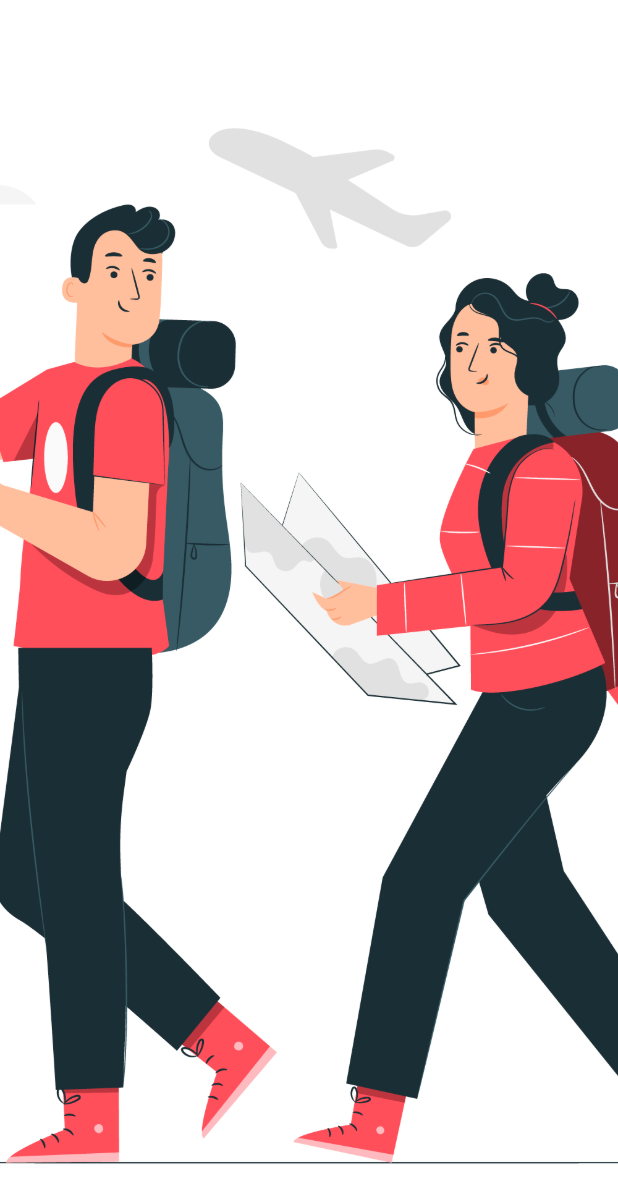
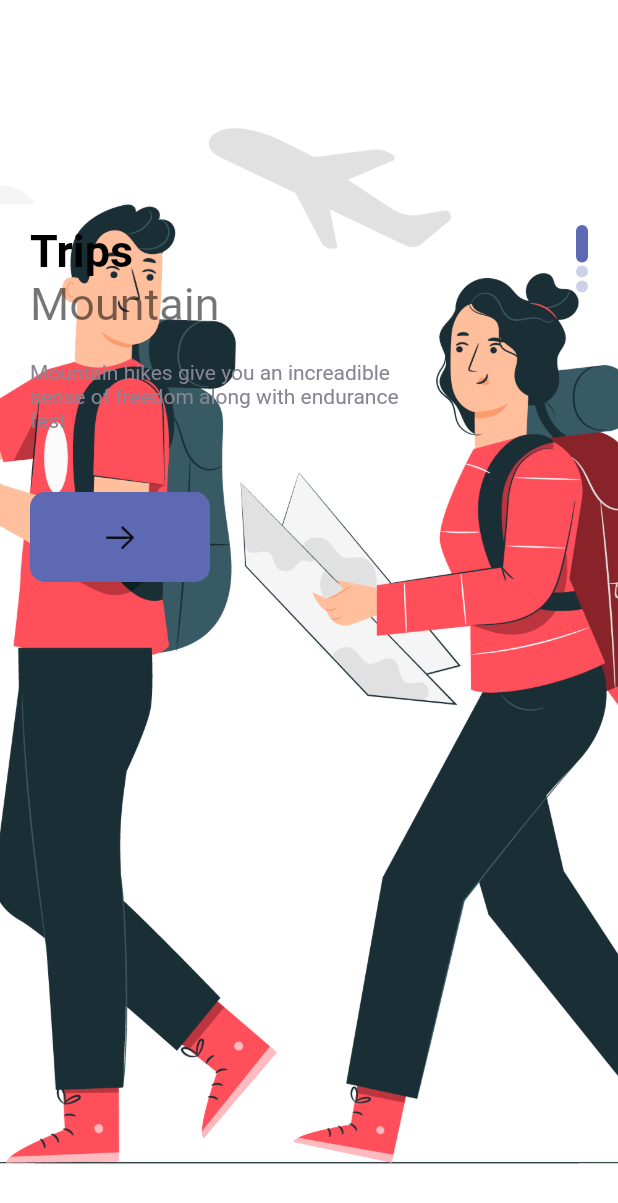
Before and after one commit to salmanulfarisi/travel_app_block, a Flutter app: the screen it shows after launch, on a phone screen of 412 x 824 dp. Shown: the top 1203 px of the screen. Run offline on Flutter 3.47's test engine with Material 2 defaults, Android fonts, the phone set to English and light mode, and no system bars.

Commit message:
welcome page ui completed.created scroll dotscustomly

```diff
--- /dev/null
+++ b/lib/core/colors.dart
@@ -0,0 +1,11 @@
+import 'package:flutter/cupertino.dart';
+
+class AppColors {
+  static const textColor1 = Color(0xFF989acd);
+  static const textColor2 = Color(0xFF878593);
+  static const bigTextColor = Color(0xFF2e2e31);
+  static const mainColor = Color(0xFF5d69b3);
+  static const starColor = Color(0xFFe7bb4e);
+  static const mainTextColor = Color(0xFFababad);
+  static const buttonBackgroung = Color(0xFFf1f1f0);
+}
--- a/lib/pages/welcome_page.dart
+++ b/lib/pages/welcome_page.dart
@@ -1,4 +1,8 @@
 import 'package:flutter/material.dart';
+import 'package:travel_app/core/colors.dart';
+import 'package:travel_app/widget/app_large_text.dart';
+import 'package:travel_app/widget/app_text.dart';
+import 'package:travel_app/widget/resposive_button.dart';
 
 class WelcomePage extends StatefulWidget {
   const WelcomePage({Key? key}) : super(key: key);
@@ -25,6 +29,56 @@ class _WelcomePageState extends State<WelcomePage> {
                   fit: BoxFit.cover,
                 ),
               ),
+              child: Container(
+                margin: const EdgeInsets.only(top: 150, left: 20, right: 20),
+                child: Row(
+                  mainAxisAlignment: MainAxisAlignment.spaceBetween,
+                  children: [
+                    Column(
+                      crossAxisAlignment: CrossAxisAlignment.start,
+                      children: [
+                        AppLargeText(text: "Trips"),
+                        AppText(
+                          text: "Mountain",
+                          size: 30,
+                        ),
+                        const SizedBox(
+                          height: 20,
+                        ),
+                        SizedBox(
+                          width: 250,
+                          child: AppText(
+                            text:
+                                "Mountain hikes give you an increadible sense of freedom along with endurance fest",
+                            color: AppColors.textColor2,
+                            size: 14,
+                          ),
+                        ),
+                        const SizedBox(
+                          height: 40,
+                        ),
+                        ResponsiveButton(
+                          width: 120,
+                        )
+                      ],
+                    ),
+                    Column(
+                      children: List.generate(3, (indexDots) {
+                        return Container(
+                          margin: const EdgeInsets.only(bottom: 2),
+                          width: 8,
+                          height: index == indexDots ? 25 : 8,
+                          decoration: BoxDecoration(
+                              borderRadius: BorderRadius.circular(8),
+                              color: index == indexDots
+                                  ? AppColors.mainColor
+                                  : AppColors.mainColor.withOpacity(0.3)),
+                        );
+                      }),
+                    )
+                  ],
+                ),
+              ),
             );
           }),
     );
--- /dev/null
+++ b/lib/widget/app_large_text.dart
@@ -0,0 +1,22 @@
+import 'package:flutter/material.dart';
+
+class AppLargeText extends StatelessWidget {
+  double size;
+  final String text;
+  final Color color;
+  AppLargeText(
+      {Key? key, required this.text, this.color = Colors.black, this.size = 30})
+      : super(key: key);
+
+  @override
+  Widget build(BuildContext context) {
+    return Text(
+      text,
+      style: TextStyle(
+        color: color,
+        fontSize: size,
+        fontWeight: FontWeight.bold,
+      ),
+    );
+  }
+}
--- /dev/null
+++ b/lib/widget/app_text.dart
@@ -0,0 +1,24 @@
+import 'package:flutter/material.dart';
+
+class AppText extends StatelessWidget {
+  double size;
+  final String text;
+  final Color color;
+  AppText(
+      {Key? key,
+      required this.text,
+      this.color = Colors.black54,
+      this.size = 16})
+      : super(key: key);
+
+  @override
+  Widget build(BuildContext context) {
+    return Text(
+      text,
+      style: TextStyle(
+        color: color,
+        fontSize: size,
+      ),
+    );
+  }
+}
--- /dev/null
+++ b/lib/widget/resposive_button.dart
@@ -0,0 +1,25 @@
+import 'package:flutter/cupertino.dart';
+import 'package:travel_app/core/colors.dart';
+
+class ResponsiveButton extends StatelessWidget {
+  bool? isResponsive;
+  double? width;
+  ResponsiveButton({Key? key, this.width, this.isResponsive = false})
+      : super(key: key);
+
+  @override
+  Widget build(BuildContext context) {
+    return Container(
+      width: width,
+      height: 60,
+      decoration: BoxDecoration(
+          borderRadius: BorderRadius.circular(10), color: AppColors.mainColor),
+      child: Row(
+        mainAxisAlignment: MainAxisAlignment.center,
+        children: const [
+          Icon(CupertinoIcons.arrow_right),
+        ],
+      ),
+    );
+  }
+}
```
